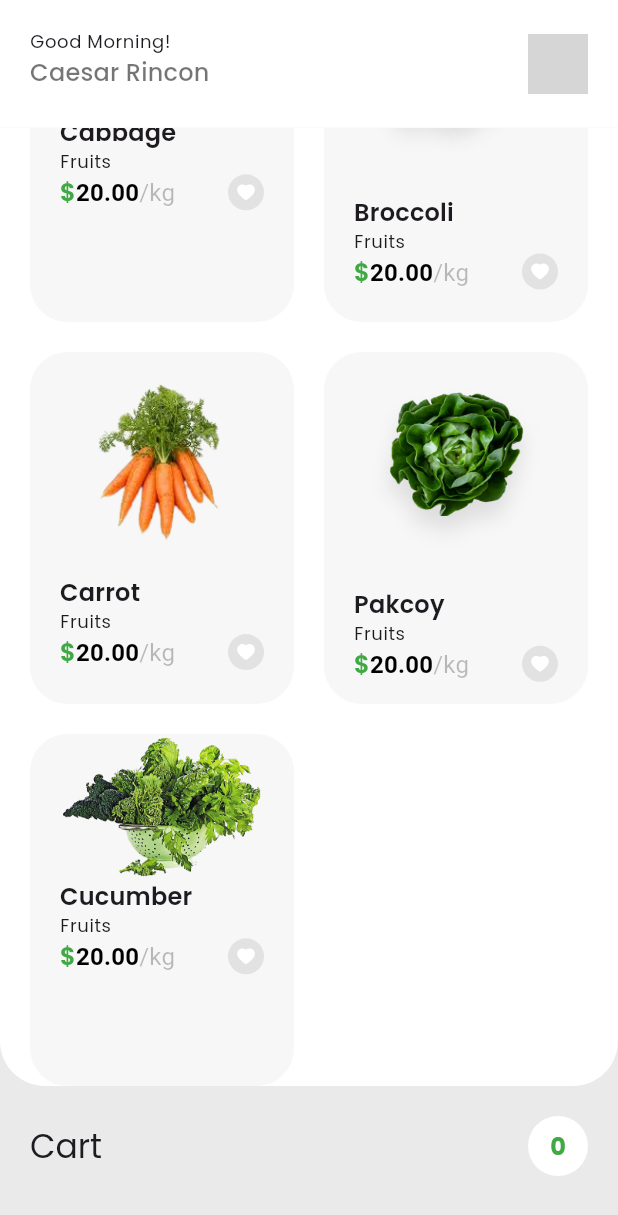
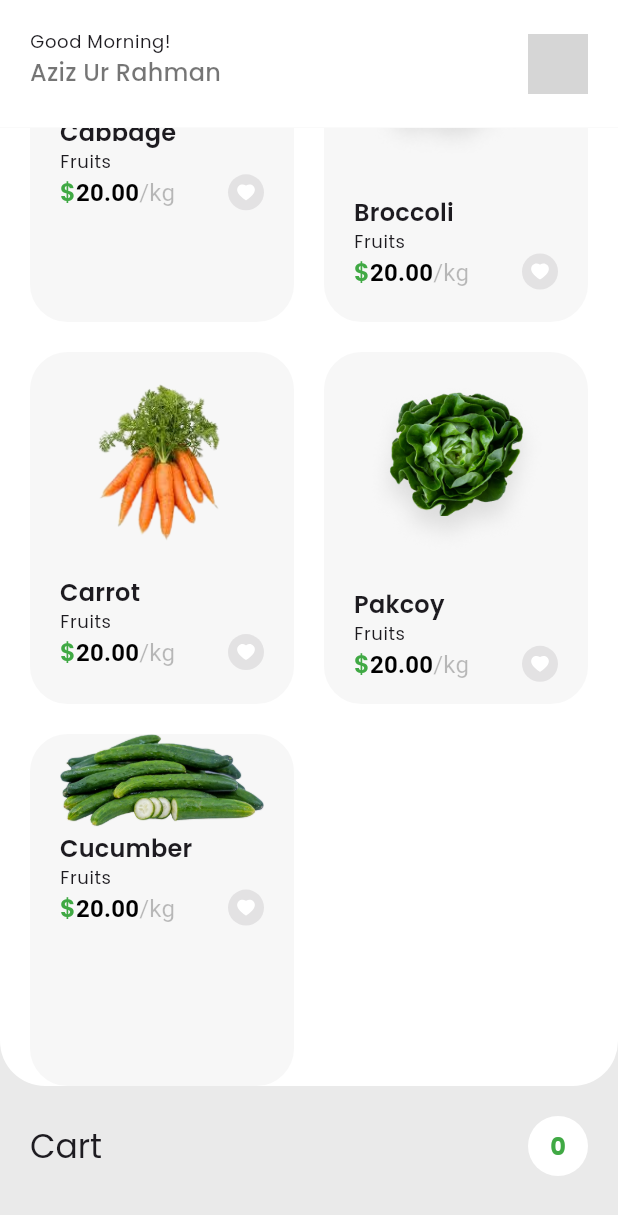
Before and after one commit to azix-khan/Grocery-App, a Flutter app: the screen it shows after launch, scrolled down 105 dp, on a phone screen of 412 x 824 dp. Shown: the top 1215 px of the screen. Run offline on Flutter 3.47's test engine with Material 3 defaults, Android fonts, the phone set to English and light mode, and no system bars; our stand-ins replace flutter_svg, google_fonts; grey boxes are pictures that could not be loaded.

Commit message:
fixed rendering

```diff
--- a/lib/main.dart
+++ b/lib/main.dart
@@ -5,7 +5,7 @@ import 'constants.dart';
 import 'screens/home/home_screen.dart';
 
 void main() {
-  runApp(MyApp());
+  runApp(const MyApp());
 }
 
 class MyApp extends StatelessWidget {
@@ -15,7 +15,7 @@ class MyApp extends StatelessWidget {
   Widget build(BuildContext context) {
     return MaterialApp(
       debugShowCheckedModeBanner: false,
-      title: 'Flutter Demo',
+      title: 'Grocery App',
       theme: ThemeData(
         primarySwatch: Colors.blue,
         textTheme: GoogleFonts.poppinsTextTheme(Theme.of(context).textTheme),
--- a/lib/models/Product.dart
+++ b/lib/models/Product.dart
@@ -9,5 +9,5 @@ List<Product> demo_products = [
   Product(title: "Broccoli", image: "assets/images/img_2.png"),
   Product(title: "Carrot", image: "assets/images/img_3.png"),
   Product(title: "Pakcoy", image: "assets/images/img_4.png"),
-  Product(title: "Cucumber", image: "assets/images/img_1.png"),
+  Product(title: "Cucumber", image: "assets/images/img_5.png"),
 ];
--- a/lib/screens/home/components/cart_short_view.dart
+++ b/lib/screens/home/components/cart_short_view.dart
@@ -29,7 +29,7 @@ class CardShortView extends StatelessWidget {
                 (index) => Padding(
                   padding: const EdgeInsets.only(right: defaultPadding / 2),
                   child: Hero(
-                    tag: controller.cart[index].product!.title! + "_cartTag",
+                    tag: "${controller.cart[index].product!.title!}_cartTag",
                     child: CircleAvatar(
                       backgroundColor: Colors.white,
                       backgroundImage:
--- a/lib/screens/home/components/header.dart
+++ b/lib/screens/home/components/header.dart
@@ -24,7 +24,7 @@ class HomeHeader extends StatelessWidget {
                 style: Theme.of(context).textTheme.bodySmall,
               ),
               Text(
-                "Caesar Rincon",
+                "Aziz Ur Rahman",
                 style: Theme.of(context)
                     .textTheme
                     .titleMedium!
--- a/lib/screens/home/home_screen.dart
+++ b/lib/screens/home/home_screen.dart
@@ -9,12 +9,10 @@ import 'components/cart_short_view.dart';
 import 'components/header.dart';
 import 'components/product_card.dart';
 
-// Today i will show you how to implement the animation
-// So starting project comes with the UI
-// Run the app
-
 class HomeScreen extends StatelessWidget {
   final controller = HomeController();
+
+  HomeScreen({super.key});
 
   void _onVerticalGesture(DragUpdateDetails details) {
     if (details.primaryDelta! < -0.7) {
```
